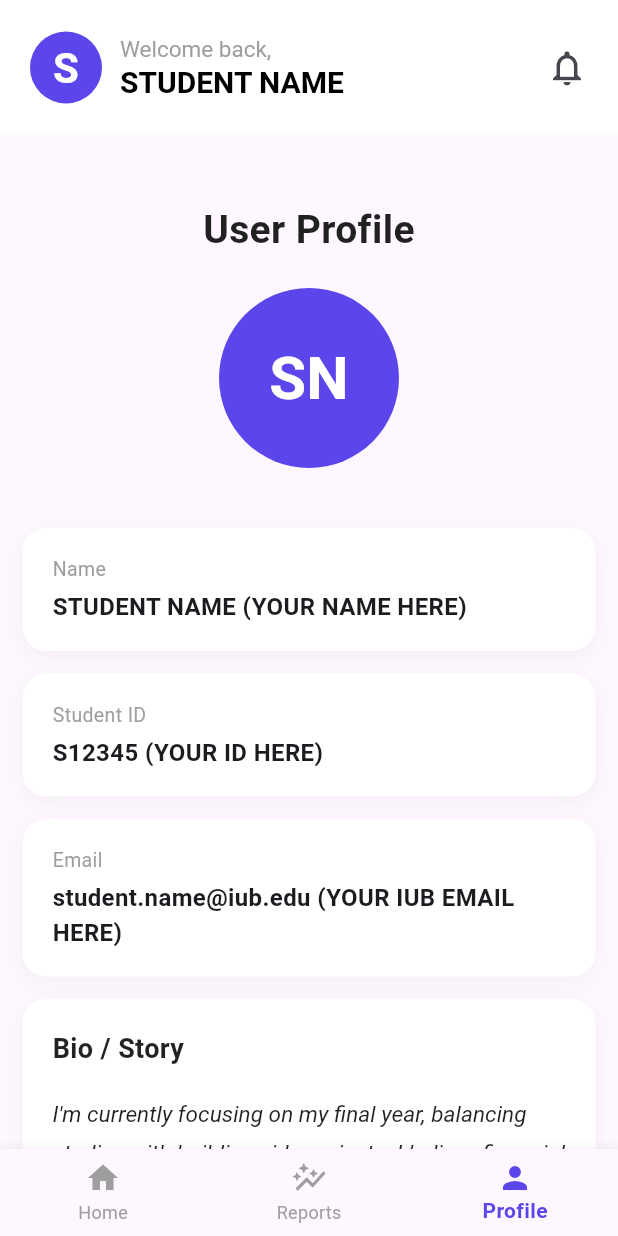
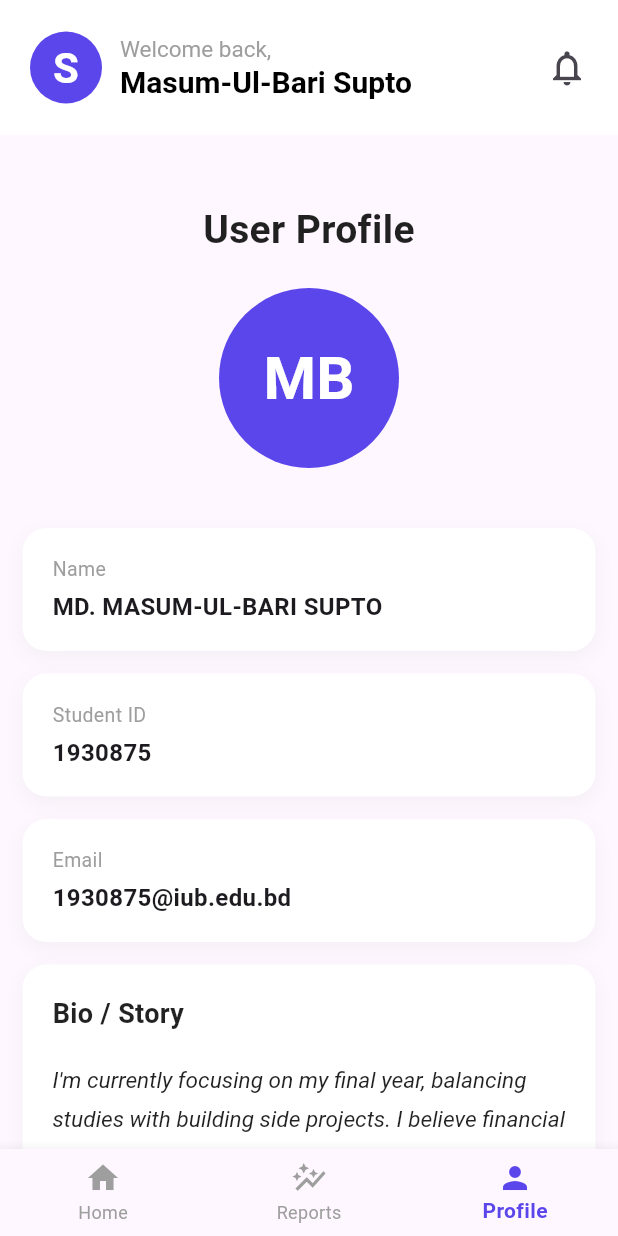
Before and after one commit to mb-shupto/assignment-two-flutter-UI-Masum-Bari-Supto-1930875, a Flutter app: the screen it shows after launch, item 3 of the bottom bar chosen, on a phone screen of 412 x 824 dp. Run offline on Flutter 3.47's test engine with Material 3 defaults, Android fonts, the phone set to English and light mode, and no system bars; our stand-ins replace percent_indicator.

Commit message:
update profile information with personal details

```diff
--- a/lib/screens/profile_page.dart
+++ b/lib/screens/profile_page.dart
@@ -10,12 +10,12 @@ class ProfilePage extends StatefulWidget {
 }
 
 class _ProfilePageState extends State<ProfilePage> {
-  int _currentIndex = 3;
+  int currentIndex = 3;
   static const Color primaryPurple = Color(0xFF5B46EB);
 
-  static const String name = "STUDENT NAME (YOUR NAME HERE)";
-  static const String studentID = "S12345 (YOUR ID HERE)";
-  static const String email = "student.name@iub.edu (YOUR IUB EMAIL HERE)";
+  static const String name = "MD. MASUM-UL-BARI SUPTO";
+  static const String studentID = "1930875";
+  static const String email = "1930875@iub.edu.bd";
   static const String mainBio =
       "I'm currently focusing on my final year, balancing studies "
       "with building side projects. I believe financial health is key to academic success. "
@@ -51,7 +51,7 @@ class _ProfilePageState extends State<ProfilePage> {
                 radius: 60,
                 backgroundColor: const Color(0xFF5B46EB),
                 child: const Text(
-                  "SN",
+                  "MB",
                   style: TextStyle(
                     fontSize: 40,
                     fontWeight: FontWeight.bold,
--- a/lib/widgets/app_bar.dart
+++ b/lib/widgets/app_bar.dart
@@ -43,7 +43,7 @@ class CustomAppBar extends StatelessWidget implements PreferredSizeWidget {
                 style: TextStyle(color: Colors.grey, fontSize: 15),
               ),
               Text(
-                'STUDENT NAME',
+                'Masum-Ul-Bari Supto',
                 style: TextStyle(
                   color: Colors.black,
                   fontSize: 20,
```
